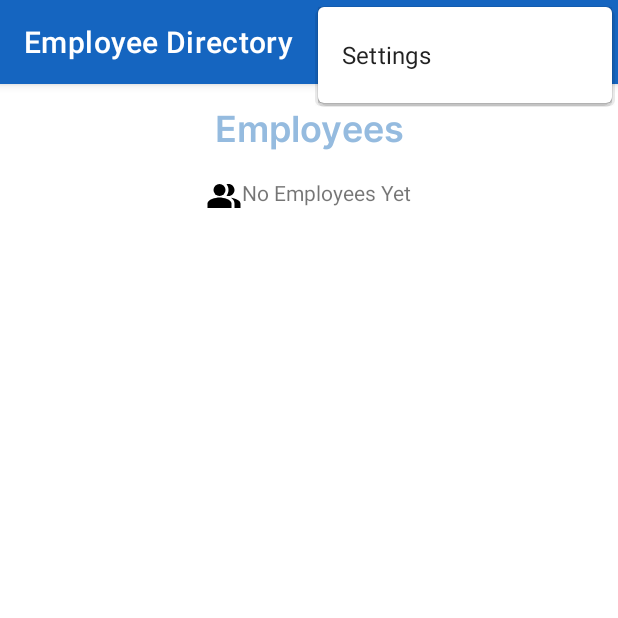
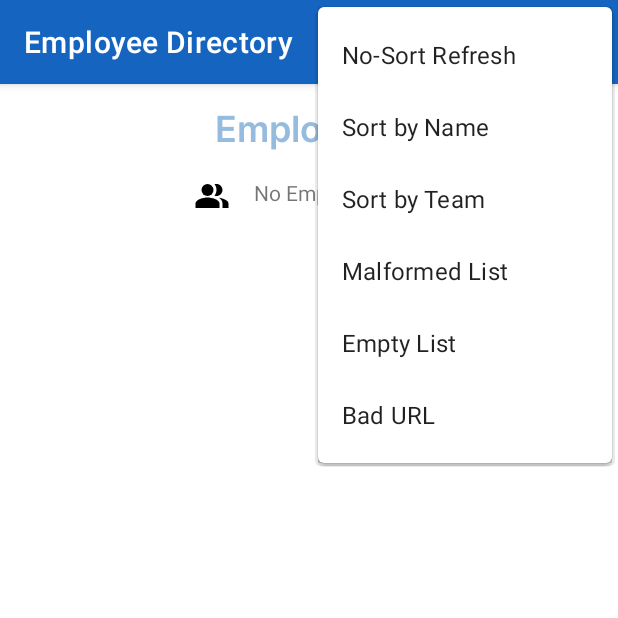
Before and after one commit to mistring/empdi, an Android app: the screen it shows after launch (MainActivity), with the options menu open, on a phone screen of 412 x 824 dp, the top half of it. Run offline under Robolectric (Android 15) with nearby library versions, the phone set to English and light mode, and no system bars; our stand-ins replace Dagger/Hilt's generated code, Timber, navigation-ui; pictures from the network do not load.

Commit message:
Add HTTP Logging Interceptor, all API endpoints, all sorting filters, shared ViewModel, Empty Directory view, UI background color via EmployeeType, Employee Entry model logic, All Menu Options. Check for data validity.

```diff
--- a/app/build.gradle
+++ b/app/build.gradle
@@ -52,6 +52,7 @@ dependencies {
     implementation 'com.google.android.material:material:1.6.1'
     implementation 'com.google.dagger:hilt-android:2.42'
     implementation "com.jakewharton.timber:timber:5.0.1"
+    implementation 'com.squareup.okhttp3:logging-interceptor:4.10.0'
     implementation 'com.squareup.retrofit2:converter-gson:2.9.0'
     implementation 'com.squareup.retrofit2:retrofit:2.9.0'
     implementation 'org.jetbrains.kotlinx:kotlinx-coroutines-android:1.6.3'
--- a/app/src/main/java/net/mistring/empdi/view/MainViewModel.kt
+++ /dev/null
@@ -1,62 +0,0 @@
-package net.mistring.empdi.view
-
-import androidx.lifecycle.ViewModel
-import androidx.lifecycle.viewModelScope
-import com.vivint.coroutines_sample.model.EmployeeEntry
-import dagger.hilt.android.lifecycle.HiltViewModel
-import kotlinx.coroutines.flow.MutableStateFlow
-import kotlinx.coroutines.flow.asStateFlow
-import kotlinx.coroutines.flow.collectLatest
-import kotlinx.coroutines.flow.onCompletion
-import kotlinx.coroutines.launch
-import net.mistring.empdi.view.data.EmployeeRepository
-import timber.log.Timber
-import javax.inject.Inject
-
-/**
- * The ViewModel:
- * - handles requests from the UI (View: Activity, Fragment, etc)
- * - prepares data from the Repository for UI (View) consumption
- */
-@HiltViewModel
-class MainViewModel @Inject constructor(
-    private val repository: EmployeeRepository
-) : ViewModel() {
-
-    private val _loaderStateFlow = MutableStateFlow(false)
-    val loaderStateFlow = _loaderStateFlow.asStateFlow()
-
-    private val _employeeListStateFlow =
-        MutableStateFlow<List<EmployeeEntry>>(emptyList())
-    val employeeListStateFlow = _employeeListStateFlow.asStateFlow()
-
-    init {
-        fetchEmployees()
-    }
-
-    fun fetchEmployees() {
-
-        // Signal that the Loading should be visible
-        _loaderStateFlow.value = true
-
-        viewModelScope.launch {
-            repository.getEmployeeDirectory()
-                .onCompletion {
-                    // Signal that the Loading should disappear now
-                    _loaderStateFlow.value = false
-                }
-                .collectLatest { result ->
-                    if (result.isSuccess) {
-                        result.getOrNull()?.let { employees ->
-                            _employeeListStateFlow.value = employees
-                        }
-                    } else {
-                        //handle failure in UI as necessary
-                        Timber.e("Failed to fetch employee list")
-                        _employeeListStateFlow.value = emptyList()
-                    }
-                }
-        }
-    }
-
-}
--- /dev/null
+++ b/app/src/main/java/net/mistring/empdi/view/SharedViewModel.kt
@@ -0,0 +1,97 @@
+package net.mistring.empdi.view
+
+import androidx.lifecycle.ViewModel
+import androidx.lifecycle.viewModelScope
+import dagger.hilt.android.lifecycle.HiltViewModel
+import kotlinx.coroutines.flow.*
+import kotlinx.coroutines.launch
+import net.mistring.empdi.view.data.EmployeeRepository
+import net.mistring.empdi.view.model.EmployeeEntry
+import javax.inject.Inject
+
+/**
+ * The ViewModel:
+ * - handles requests from the UI (View: Activity, Fragment, etc)
+ * - prepares data from the Repository for UI (View) consumption
+ * This ViewModel can be shared between MainActivity and its Fragments
+ */
+@HiltViewModel
+class SharedViewModel @Inject constructor(
+    private val repository: EmployeeRepository
+) : ViewModel() {
+
+    private var filterType = EmployeeFilter.UNFILTERED
+
+    // Backing property to avoid state updates from other classes
+    private val _loaderStateFlow = MutableStateFlow(false)
+
+    // The UI collects from this StateFlow to get its state updates
+    val loaderStateFlow = _loaderStateFlow.asStateFlow()
+
+    private val _uiState = MutableStateFlow<EmployeeUiState>(EmployeeUiState.Success(emptyList()))
+    val uiState: StateFlow<EmployeeUiState> = _uiState
+
+    fun fetchEmployees(type: EmployeeFilter = EmployeeFilter.UNFILTERED) {
+
+        filterType = type
+
+        // Signal that the Loading should be visible
+        _loaderStateFlow.value = true
+
+        viewModelScope.launch {
+            repository.getEmployeeDirectory(filterType)
+                .onCompletion {
+                    // Signal that the Loading should disappear now
+                    _loaderStateFlow.value = false
+                }
+                .collectLatest { result ->
+                    if (result.isSuccess) {
+                        result.getOrNull()?.let { wrapper ->
+                            _uiState.value = EmployeeUiState.Success(wrapper.employees)
+                        }
+                    } else {
+                        //handle failure in UI as necessary
+                        _uiState.value = EmployeeUiState.Error(result.exceptionOrNull())
+                    }
+                }
+        }
+
+    }
+
+    fun unfilteredRefresh() {
+        fetchEmployees(EmployeeFilter.UNFILTERED)
+    }
+
+    fun sortByName() {
+        fetchEmployees(EmployeeFilter.NAME)
+    }
+
+    fun sortByTeam() {
+        fetchEmployees(EmployeeFilter.TEAM)
+    }
+
+    fun fetchMalformedList() {
+        fetchEmployees(EmployeeFilter.MALFORMED)
+    }
+
+    fun fetchEmptyList() {
+        fetchEmployees(EmployeeFilter.EMPTY)
+    }
+
+    fun callBadURL() {
+        fetchEmployees(EmployeeFilter.BAD_RUL)
+    }
+
+    companion object {
+        // Available Employee Directory Filter options
+        enum class EmployeeFilter {
+            NAME, TEAM, UNFILTERED, MALFORMED, EMPTY, BAD_RUL
+        }
+    }
+
+}
+
+sealed class EmployeeUiState {
+    data class Success(val employees: List<EmployeeEntry>) : EmployeeUiState()
+    data class Error(val exception: Throwable?) : EmployeeUiState()
+}
--- a/app/src/main/java/net/mistring/empdi/view/data/EmployeeAPI.kt
+++ b/app/src/main/java/net/mistring/empdi/view/data/EmployeeAPI.kt
@@ -1,6 +1,6 @@
 package net.mistring.empdi.view.data
 
-import com.vivint.coroutines_sample.model.EmployeesWrapper
+import net.mistring.empdi.view.model.EmployeesWrapper
 import retrofit2.http.GET
 
 interface EmployeeAPI {
@@ -14,4 +14,7 @@ interface EmployeeAPI {
     @GET("employees_empty.json")
     suspend fun getEmployeesEmpty(): EmployeesWrapper
 
+    @GET("bad_url.json")
+    suspend fun getEmployeesBadUrl(): EmployeesWrapper
+
 }
--- a/app/src/main/java/net/mistring/empdi/view/data/EmployeeRepository.kt
+++ b/app/src/main/java/net/mistring/empdi/view/data/EmployeeRepository.kt
@@ -1,8 +1,11 @@
 package net.mistring.empdi.view.data
 
-import com.vivint.coroutines_sample.model.EmployeeEntry
 import kotlinx.coroutines.flow.Flow
 import kotlinx.coroutines.flow.flow
+import net.mistring.empdi.view.SharedViewModel
+import net.mistring.empdi.view.SharedViewModel.Companion.EmployeeFilter.NAME
+import net.mistring.empdi.view.SharedViewModel.Companion.EmployeeFilter.TEAM
+import net.mistring.empdi.view.model.EmployeesWrapper
 import timber.log.Timber
 import javax.inject.Inject
 
@@ -18,11 +21,47 @@ class EmployeeRepository @Inject constructor(
     private val api: EmployeeAPI
 ) {
 
-    suspend fun getEmployeeDirectory(): Flow<Result<List<EmployeeEntry>>> {
+    suspend fun getEmployeeDirectory(filter: SharedViewModel.Companion.EmployeeFilter): Flow<Result<EmployeesWrapper>> {
         return flow {
             try {
-                val employees = api.getEmployees().employees.sortedBy { it.fullName }
-                emit(Result.success(employees))
+
+                // Determine the endpoint
+                val employeesWrapper = when (filter) {
+                    SharedViewModel.Companion.EmployeeFilter.MALFORMED -> {
+                        Timber.d("Calling \"malformed\" endpoint")
+                        api.getEmployeesMalformed()
+                    }
+                    SharedViewModel.Companion.EmployeeFilter.EMPTY -> {
+                        Timber.d("Calling \"empty\" endpoint")
+                        api.getEmployeesEmpty()
+                    }
+                    SharedViewModel.Companion.EmployeeFilter.BAD_RUL -> {
+                        Timber.d("Calling non-existent endpoint")
+                        api.getEmployeesBadUrl()
+                    }
+                    else -> {
+                        Timber.d("Calling base endpoint")
+                        api.getEmployees()
+                    }
+
+                }
+
+                if (employeesWrapper.isValid()) {
+                    // Apply sorting, if needed
+                    if (filter == NAME) {
+                        employeesWrapper.employees =
+                            employeesWrapper.employees.sortedBy { it.fullName }
+                    } else if (filter == TEAM) {
+                        employeesWrapper.employees = employeesWrapper.employees.sortedBy { it.team }
+                    }
+
+                    emit(Result.success(employeesWrapper))
+                } else {
+                    Timber.w("Invalid employee data detected")
+                    emit(Result.failure(throw Exception("Malformed Employee Directory")))
+                }
+
+
             } catch (e: Exception) {
                 Timber.e("API failure: $e")
                 emit(Result.failure(e))
--- a/app/src/main/java/net/mistring/empdi/view/di/EmployeeModule.kt
+++ b/app/src/main/java/net/mistring/empdi/view/di/EmployeeModule.kt
@@ -1,4 +1,4 @@
-package com.vivint.coroutines_sample.di
+package net.mistring.empdi.view.di
 
 import dagger.Module
 import dagger.Provides
@@ -6,19 +6,32 @@ import dagger.hilt.InstallIn
 import dagger.hilt.components.SingletonComponent
 import net.mistring.empdi.view.data.EmployeeAPI
 import okhttp3.OkHttpClient
+import okhttp3.logging.HttpLoggingInterceptor
 import retrofit2.Retrofit
 import retrofit2.converter.gson.GsonConverterFactory
+import timber.log.Timber
 
 @Module
 @InstallIn(SingletonComponent::class)
 class EmployeeModule {
 
     @Provides
-    fun provideRetrofit(): Retrofit = Retrofit.Builder()
-        .baseUrl(BASE_URL)
-        .client(OkHttpClient())
-        .addConverterFactory(GsonConverterFactory.create())
-        .build()
+    fun provideRetrofit(): Retrofit {
+        val logging = HttpLoggingInterceptor { message ->
+            Timber.tag("OkHttp").d(message)
+        }
+        logging.setLevel(HttpLoggingInterceptor.Level.BASIC)
+
+        val client = OkHttpClient.Builder()
+            .addInterceptor(logging)
+            .build()
+        return Retrofit.Builder()
+            .baseUrl(BASE_URL)
+            .client(client)
+            .addConverterFactory(GsonConverterFactory.create())
+            .build()
+
+    }
 
     @Provides
     fun provideEmployeeAPI(retrofit: Retrofit): EmployeeAPI =
--- a/app/src/main/java/net/mistring/empdi/view/list/EmployeeDirectoryFragment.kt
+++ b/app/src/main/java/net/mistring/empdi/view/list/EmployeeDirectoryFragment.kt
@@ -5,12 +5,15 @@ import android.view.LayoutInflater
 import android.view.View
 import android.view.ViewGroup
 import androidx.fragment.app.Fragment
-import androidx.fragment.app.viewModels
+import androidx.fragment.app.activityViewModels
 import androidx.recyclerview.widget.LinearLayoutManager
-import com.vivint.coroutines_sample.util.collectLifecycleFlow
+import com.google.android.material.snackbar.Snackbar
 import dagger.hilt.android.AndroidEntryPoint
 import net.mistring.empdi.databinding.FragmentEmployeeDirectoryBinding
-import net.mistring.empdi.view.MainViewModel
+import net.mistring.empdi.view.EmployeeUiState
+import net.mistring.empdi.view.SharedViewModel
+import net.mistring.empdi.view.util.collectLatestLifecycleFlow
+import timber.log.Timber
 import javax.inject.Inject
 
 /**
@@ -22,7 +25,7 @@ class EmployeeDirectoryFragment : Fragment() {
     private var _binding: FragmentEmployeeDirectoryBinding? = null
     private val binding get() = _binding!!
 
-    private val viewModel: MainViewModel by viewModels()
+    private val viewModel: SharedViewModel by activityViewModels()
 
     @Inject
     lateinit var listAdapter: EmployeeDirectoryListAdapter
@@ -42,31 +45,44 @@ class EmployeeDirectoryFragment : Fragment() {
             layoutManager = LinearLayoutManager(requireContext())
             adapter = listAdapter
         }
-
         binding.employeeWrapper.setOnRefreshListener {
             viewModel.fetchEmployees()
         }
 
         observeData()
+
+        viewModel.fetchEmployees()
     }
 
     private fun observeData() {
 
         // Observe changes to the (StateFlow) signal to show/hide the refreshing indicator
-        collectLifecycleFlow(viewModel.loaderStateFlow) { refreshing ->
+        collectLatestLifecycleFlow(viewModel.loaderStateFlow) { refreshing ->
             binding.employeeWrapper.isRefreshing = refreshing
         }
 
         // Observe changes to the (StateFlow) employee list:
-        collectLifecycleFlow(viewModel.employeeListStateFlow) { employees ->
-            if (employees.isEmpty()) {
-                binding.employeeWrapper.visibility = View.INVISIBLE
-                binding.employeeListEmpty.visibility = View.VISIBLE
-            } else {
-                binding.employeeListEmpty.visibility = View.INVISIBLE
-                binding.employeeWrapper.visibility = View.VISIBLE
-                listAdapter.onAddEmployees(employees)
+        collectLatestLifecycleFlow(viewModel.uiState) { uiData ->
+            when (uiData) {
+                is EmployeeUiState.Success -> {
+                    if (uiData.employees.isNotEmpty()) {
+                        binding.employeeListEmpty.visibility = View.INVISIBLE
+                        binding.employeeWrapper.visibility = View.VISIBLE
+                        listAdapter.onAddEmployees(uiData.employees)
+                    } else {
+                        binding.employeeWrapper.visibility = View.INVISIBLE
+                        binding.employeeListEmpty.visibility = View.VISIBLE
+                    }
+                }
+                is EmployeeUiState.Error -> {
+                    binding.employeeWrapper.visibility = View.INVISIBLE
+                    binding.employeeListEmpty.visibility = View.VISIBLE
+                    Timber.e("UI sees Error Condition; ${uiData.exception}")
+                    Snackbar.make(requireView(), "Error fetching data", Snackbar.LENGTH_SHORT)
+                        .show()
+                }
             }
+
         }
 
     }
--- a/app/src/main/java/net/mistring/empdi/view/util/FlowExtensions.kt
+++ b/app/src/main/java/net/mistring/empdi/view/util/FlowExtensions.kt
@@ -1,4 +1,4 @@
-package com.vivint.coroutines_sample.util
+package net.mistring.empdi.view.util
 
 import androidx.fragment.app.Fragment
 import androidx.lifecycle.Lifecycle
--- a/app/src/main/res/layout/fragment_employee_directory.xml
+++ b/app/src/main/res/layout/fragment_employee_directory.xml
@@ -23,6 +23,7 @@
         android:layout_width="wrap_content"
         android:layout_height="wrap_content"
         android:layout_marginTop="@dimen/default_margin"
+        android:drawablePadding="@dimen/drawable_pad"
         android:text="@string/employee_list_empty"
         android:visibility="visible"
         app:drawableStartCompat="@drawable/ic_baseline_people_alt_24"
--- a/app/src/main/res/menu/menu_main.xml
+++ b/app/src/main/res/menu/menu_main.xml
@@ -2,9 +2,41 @@
     xmlns:app="http://schemas.android.com/apk/res-auto"
     xmlns:tools="http://schemas.android.com/tools"
     tools:context="net.mistring.empdi.view.MainActivity">
+
     <item
-        android:id="@+id/action_settings"
-        android:orderInCategory="100"
-        android:title="@string/action_settings"
+        android:id="@+id/action_no_sort"
+        android:orderInCategory="10"
+        android:title="@string/no_sort"
         app:showAsAction="never" />
+
+    <item
+        android:id="@+id/action_sort_name"
+        android:orderInCategory="20"
+        android:title="@string/sort_name"
+        app:showAsAction="never" />
+
+    <item
+        android:id="@+id/action_sort_team"
+        android:orderInCategory="30"
+        android:title="@string/sort_team"
+        app:showAsAction="never" />
+
+    <item
+        android:id="@+id/action_malformed_list"
+        android:orderInCategory="40"
+        android:title="@string/malformed_list"
+        app:showAsAction="never" />
+
+    <item
+        android:id="@+id/action_empty_list"
+        android:orderInCategory="50"
+        android:title="@string/empty_list"
+        app:showAsAction="never" />
+
+    <item
+        android:id="@+id/action_bad_url"
+        android:orderInCategory="60"
+        android:title="@string/bad_url"
+        app:showAsAction="never" />
+
 </menu>
--- a/app/src/main/res/values/dimens.xml
+++ b/app/src/main/res/values/dimens.xml
@@ -3,6 +3,7 @@
     <dimen name="default_margin">16dp</dimen>
     <dimen name="photo_edge">72dp</dimen>
     <dimen name="photo_pad">8dp</dimen>
+    <dimen name="drawable_pad">16dp</dimen>
 
     <!-- SP -->
     <dimen name="heading">24sp</dimen>
--- a/app/src/main/res/values/strings.xml
+++ b/app/src/main/res/values/strings.xml
@@ -1,7 +1,13 @@
 <resources>
     <string name="app_name">EmpDi</string>
 
-    <string name="action_settings">Settings</string>
+    <!-- Menu Items -->
+    <string name="no_sort">No-Sort Refresh</string>
+    <string name="sort_name">Sort by Name</string>
+    <string name="sort_team">Sort by Team</string>
+    <string name="malformed_list">Malformed List</string>
+    <string name="empty_list">Empty List</string>
+    <string name="bad_url">Bad URL</string>
 
     <!-- Employee Directory Fragment -->
     <string name="empdir_screen_title">Employee Directory</string>
```
Also changed, not shown: app/src/main/java/net/mistring/empdi/view/MainActivity.kt (+28 -3 lines), app/src/main/java/net/mistring/empdi/view/list/EmployeeDirectoryListAdapter.kt (+4 -3 lines), app/src/main/java/net/mistring/empdi/view/model/EmployeeEntry.kt (+23 -6 lines).
